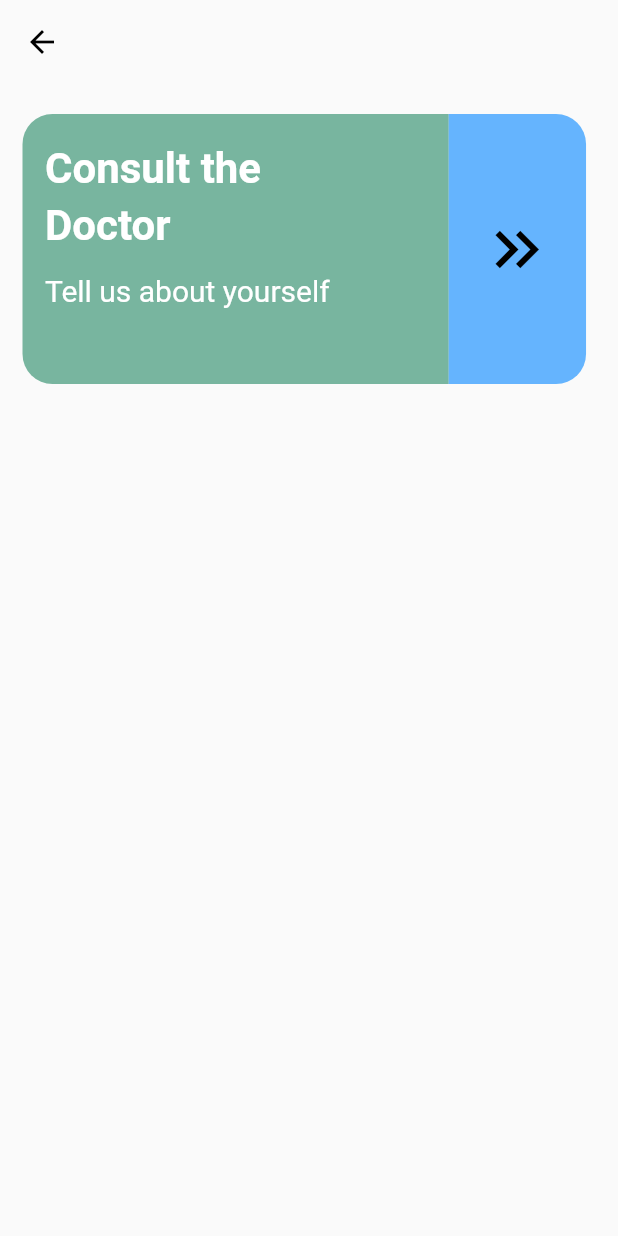
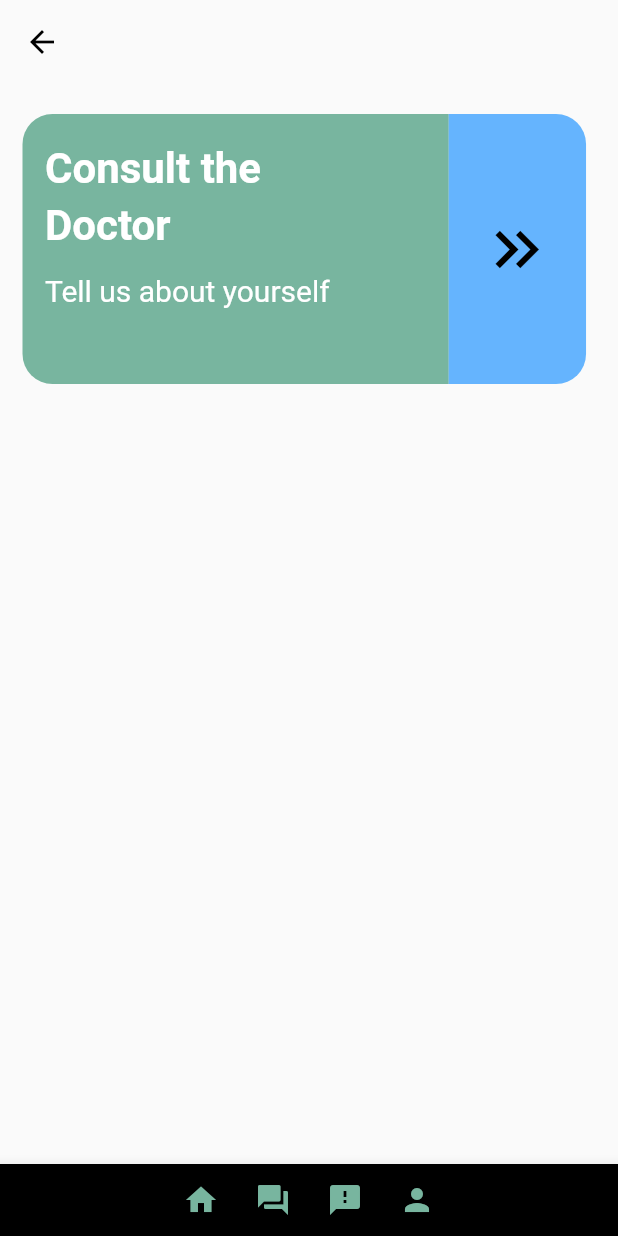
Before and after one commit to LimJunquanRyan/MedGrab, a Flutter app: the screen it shows after launch, after a tap on "Book an online consultation", on a phone screen of 412 x 824 dp. Run offline on Flutter 3.47's test engine with Material 2 defaults, Android fonts, the phone set to English and light mode, and no system bars; missing offline and left inert: gauges.

Commit message:
added scrollable cards for mainPage and summaryPage implemented gauges for summaryPage implemented dynamic sizing for mainPage, liveReading and summaryPage

```diff
--- a/lib/pages/consultationPage.dart
+++ b/lib/pages/consultationPage.dart
@@ -214,6 +214,7 @@ class consultationPage extends StatelessWidget {
           ),
         ),
       ),
+      bottomNavigationBar: bottomAppBar(),
     );
   }
 }
--- a/lib/pages/liveReading.dart
+++ b/lib/pages/liveReading.dart
@@ -10,12 +10,14 @@ class liveReading extends StatelessWidget {
         child: Column(
           children: [
             Container(
-              margin: EdgeInsets.fromLTRB(13.0, 23.0, 13.0, 0.0),
+              margin: EdgeInsets.only(top: MediaQuery.of(context).size.height * 0.14),
+              width: MediaQuery.of(context).size.width * 0.935,
+              height: MediaQuery.of(context).size.height * 0.19,
               alignment: Alignment.center,
               child: Card(
                 child: Column(
                   children: <Widget>[
-                    TextButton(onPressed: () { Navigator.pushNamed(context, base.SUMMARYPAGE1); }, child: ListTile(title: Text("Take a live reading"), subtitle: Text("from MedGrab"),)),
+                    Expanded(child: TextButton(onPressed: () { Navigator.pushNamed(context, base.SUMMARYPAGE); }, child: ListTile(title: Text("Take a live reading", style: TextStyle(fontWeight: FontWeight.bold, fontSize: 24)), subtitle: Text("from MedGrab", style: TextStyle(fontSize: 15),),))),
                   ],
                 ),
               ),
--- a/lib/pages/main.dart
+++ b/lib/pages/main.dart
@@ -1,8 +1,8 @@
 import 'package:flutter/material.dart';
+import 'package:medgrab/pages/consultationPage.dart';
 import 'package:medgrab/pages/liveReading.dart';
 import 'package:medgrab/pages/mainPage.dart';
-import 'package:medgrab/pages/summaryPage1.dart';
-import 'package:medgrab/pages/summaryPage2.dart';
+import 'package:medgrab/pages/summaryPage.dart';
 
 import 'mapsPage.dart';
 
@@ -13,9 +13,10 @@ void main() {
 class base extends StatelessWidget {
   static const MAINPAGE = '/';
   static const LIVEREADING  = '/liveReading';
-  static const SUMMARYPAGE1 = '/summaryPage1';
-  static const SUMMARYPAGE2 = '/summaryPage2';
-  static const MAPSPAGE = 'lib/pages/Maps/mapsPage.dart';
+  static const SUMMARYPAGE = '/summaryPage';
+  static const MAPSPAGE = '/mapsPage';
+  static const CONSULTATIONPAGE = '/consultationPage';
+
   @override
   Widget build(BuildContext context) {
     return MaterialApp(
@@ -24,16 +25,17 @@ class base extends StatelessWidget {
       routes: {
         MAINPAGE: (context) => mainPage(),
         LIVEREADING: (context) => liveReading(),
-        SUMMARYPAGE1: (context) => summaryPage1(),
-        SUMMARYPAGE2: (context) => summaryPage2(),
+        SUMMARYPAGE: (context) => summaryPage1(),
         MAPSPAGE: (context) => mapsPage(),
+        CONSULTATIONPAGE: (context) => consultationPage(),
       },
+      onGenerateRoute: (settings) {},
       theme: ThemeData(
-          primarySwatch: Colors.grey,
-          bottomAppBarTheme: BottomAppBarTheme(color: Colors.black, shape: CircularNotchedRectangle()),
-          textButtonTheme: TextButtonThemeData(style: ButtonStyle(backgroundColor: MaterialStatePropertyAll<Color>(Color(0xFF78B59F)),)),
-          //textStyle: MaterialStatePropertyAll<TextStyle>(TextStyle(fontSize: 32.0, fontWeight: FontWeight.w700, color: Colors.white,))
-          iconTheme: IconThemeData(color: Color(0xFF78B59F)),
+        primarySwatch: Colors.grey,
+        bottomAppBarTheme: BottomAppBarTheme(color: Colors.black, shape: CircularNotchedRectangle()),
+        textButtonTheme: TextButtonThemeData(style: ButtonStyle(backgroundColor: MaterialStatePropertyAll<Color>(Color(0xFF78B59F)),),),
+        //textStyle: MaterialStatePropertyAll<TextStyle>(TextStyle(fontSize: 32.0, fontWeight: FontWeight.w700, color: Colors.white,))
+        iconTheme: IconThemeData(color: Color(0xFF78B59F)),
         listTileTheme: ListTileThemeData(textColor: Colors.white),
       ),
     );
--- a/lib/pages/mainPage.dart
+++ b/lib/pages/mainPage.dart
@@ -1,4 +1,5 @@
 import 'package:flutter/material.dart';
+import 'package:flutter/gestures.dart';
 import 'package:medgrab/components/bottomAppBar.dart';
 import 'package:medgrab/pages/main.dart';
 
@@ -8,51 +9,109 @@ class mainPage extends StatelessWidget {
     return Scaffold(
       body: Center(
         child: Column(
+          mainAxisAlignment: MainAxisAlignment.spaceBetween,
           children: [
             Container(
-              margin: EdgeInsets.fromLTRB(25.0, 77.0, 25.0, 0.0),
-              child: Text("Hi <insert name>! How may we assist you today?"),
+              padding: EdgeInsets.only(top: MediaQuery.of(context).size.height * 0.09),
+              child: Text("Hi <insert name>! How may we assist you today?", style: TextStyle(fontWeight: FontWeight.bold, fontSize: 18),),
             ),
             Container(
-              margin: EdgeInsets.fromLTRB(13.0, 23.0, 13.0, 0.0),
               alignment: Alignment.center,
+              width: MediaQuery.of(context).size.width * 0.935,
+              height: MediaQuery.of(context).size.height * 0.16,
               child: Card(
                 child: Column(
                   children: <Widget>[
-                    TextButton(onPressed: () { Navigator.pushNamed(context, base.MAPSPAGE); }, child: ListTile(title: Text("Book an online consultation"), subtitle: Text(""),)),
+                    Expanded(child: TextButton(onPressed: () { Navigator.of(context).pushNamed(base.MAPSPAGE); }, child: ListTile(title: Text("Book an online consultation", style: TextStyle(fontWeight: FontWeight.bold, fontSize: 20),), subtitle: Text("")),))
                   ],
                 ),
               ),
             ),
             Container(
-              margin: EdgeInsets.fromLTRB(13.0, 23.0, 13.0, 0.0),
+              alignment: Alignment.bottomCenter,
+              height: MediaQuery.of(context).size.height * 0.62,
+              decoration: BoxDecoration(
+                color: const Color(0xFFDED5D5),
+                borderRadius: BorderRadius.vertical(top: Radius.circular(MediaQuery.of(context).size.width * 0.077), bottom: Radius.zero)
+              ),
+              child: Column(
+                mainAxisAlignment: MainAxisAlignment.spaceAround,
+                children: [
+                  Container(
                     alignment: Alignment.center,
+                    width: MediaQuery.of(context).size.width * 0.935,
+                    height: MediaQuery.of(context).size.height * 0.16,
+                    decoration: BoxDecoration(
+                      borderRadius: BorderRadius.all(Radius.circular(MediaQuery.of(context).size.width * 0.025)),
+                    ),
                     child: Card(
+                      shape: RoundedRectangleBorder(borderRadius: BorderRadius.all(Radius.circular(MediaQuery.of(context).size.width * 0.025))),
                       child: Column(
                         children: <Widget>[
-                    TextButton(onPressed: () {  }, child: ListTile(title: Text("View medical records"), subtitle: Text("Last record:"),)),
+                          Expanded(child: TextButton(onPressed: () {  }, child: ListTile(title: Text("View medical records", style: TextStyle(fontWeight: FontWeight.bold, fontSize: 24),), subtitle: Text("Last record:", style: TextStyle(color: Colors.black, fontWeight: FontWeight.bold, fontSize: 13),),))),
                         ],
                       ),
                     ),
                   ),
                   Container(
-              margin: EdgeInsets.fromLTRB(13.0, 23.0, 13.0, 0.0),
                     alignment: Alignment.center,
+                    width: MediaQuery.of(context).size.width * 0.935,
+                    height: MediaQuery.of(context).size.height * 0.16,
                     child: Card(
                       child: Column(
                         children: <Widget>[
-                    TextButton(onPressed: () { Navigator.pushNamed(context, base.LIVEREADING); }, child: ListTile(title: Text("Self Check-Up"), subtitle: Text("Check medical parameters through MedGrab"),)),
+                          Expanded(child: TextButton(onPressed: () { Navigator.pushNamed(context, base.LIVEREADING); }, child: ListTile(title: Text("Self Check-Up", style: TextStyle(fontWeight: FontWeight.bold, fontSize: 24),), subtitle: Text("Check medical parameters through MedGrab", style: TextStyle(color: Colors.black, fontWeight: FontWeight.bold, fontSize: 13),)))),
                         ],
                       ),
                     ),
                   ),
-            Row(
+                  Container(
+                    height: MediaQuery.of(context).size.height * 0.183,
+                    child: SingleChildScrollView(
+                      scrollDirection: Axis.horizontal,
+                      child: Row(
+                        mainAxisAlignment: MainAxisAlignment.spaceEvenly,
                         children: [
-                Card(),
-                Card(),
-                Card(),
+                          Container(
+                              width: MediaQuery.of(context).size.height * 0.183,
+                              height: MediaQuery.of(context).size.height * 0.183,
+                              child: Card(
+                                child: Column(
+                                  children: <Widget>[
+                                    Expanded(child: Text("Heart Rate"),)
                                   ],
+                                ),
                               )
+                          ),
+                          Container(
+                              width: MediaQuery.of(context).size.height * 0.183,
+                              height: MediaQuery.of(context).size.height * 0.183,
+                              child: Card(
+                                child: Column(
+                                  children: <Widget>[
+                                    Expanded(child: Text("Activity"),)
+                                  ],
+                                ),
+                              )
+                          ),
+                          Container(
+                              width: MediaQuery.of(context).size.height * 0.183,
+                              height: MediaQuery.of(context).size.height * 0.183,
+                              child: Card(
+                                child: Column(
+                                  children: <Widget>[
+                                    Expanded(child: Text("Health"),)
+                                  ],
+                                ),
+                              )
+                          ),
+                        ],
+                      ),
+                    ),
+                  ),
+                ],
+              ),
+            ),
           ],
         ),
       ),
--- a/lib/pages/mapsPage.dart
+++ b/lib/pages/mapsPage.dart
@@ -106,6 +106,7 @@ class mapsPage extends StatelessWidget {
            ],
          ),
       ),
+      bottomNavigationBar: bottomAppBar(),
     );
   }
 }
--- a/pubspec.yaml
+++ b/pubspec.yaml
@@ -36,7 +36,7 @@ dependencies:
   # The following adds the Cupertino Icons font to your application.
   # Use with the CupertinoIcons class for iOS style icons.
   cupertino_icons: ^1.0.2
-  swipe: ^0.0.1
+  gauges: 1.0.0
 
 dev_dependencies:
   flutter_test:
```
Also changed, not shown: lib/pages/summaryPage.dart (added, +188 -0 lines), lib/pages/summaryPage1.dart (deleted, +0 -37 lines), lib/pages/summaryPage2.dart (deleted, +0 -37 lines), pubspec.lock. Lines whose indentation alone changed are shown as unchanged.
